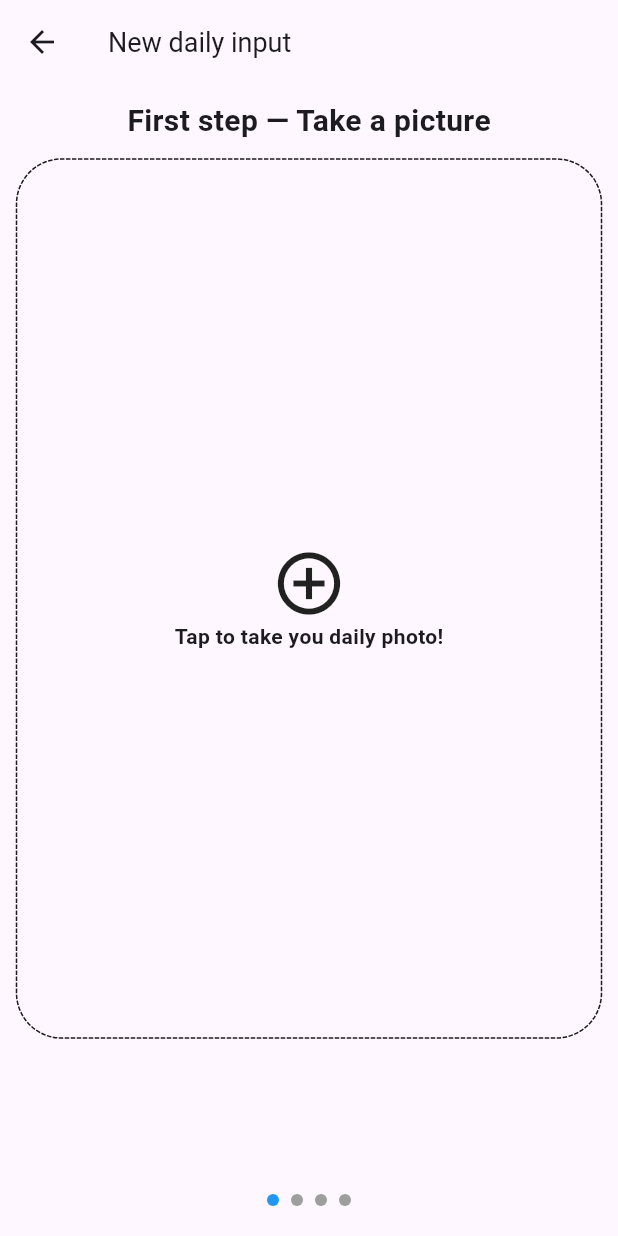
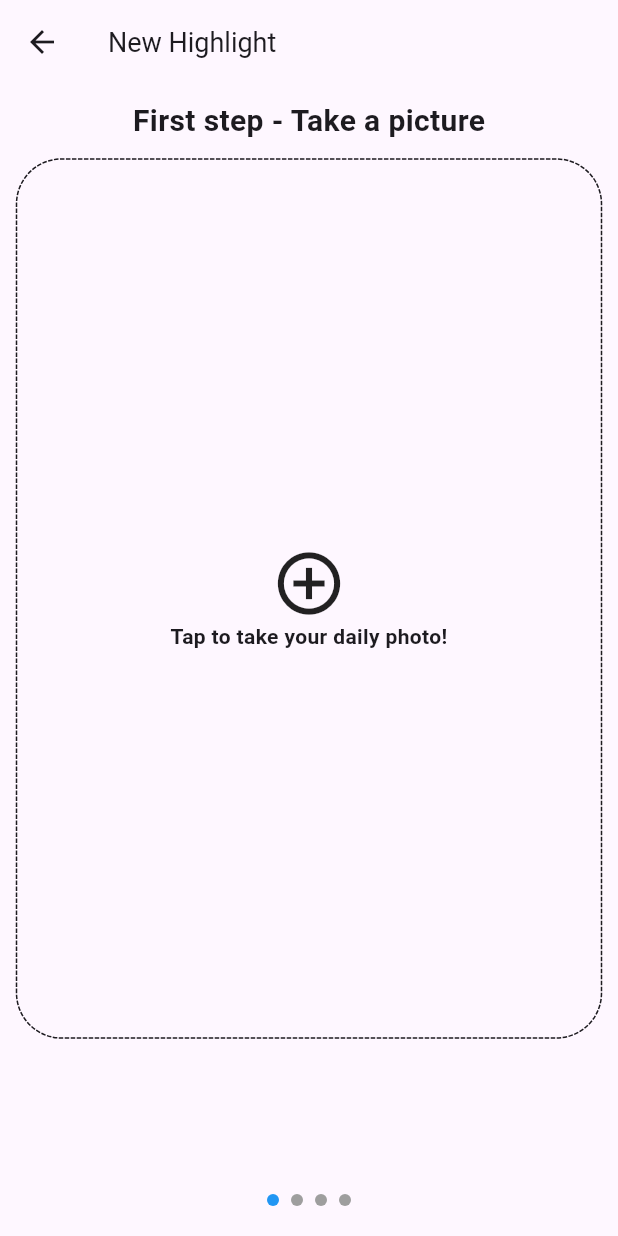
Before and after one commit to ju-rouaux/Highlight, a Flutter app: the FormRoot screen opened directly, on a phone screen of 412 x 824 dp. Run offline on Flutter 3.47's test engine with Material 3 defaults, Android fonts, the phone set to English and light mode, and no system bars; drawn by our look-alikes of dotted_border; our stand-ins replace image_picker, sqflite, table_calendar; accounts and stored records are empty; generated files the repository leaves out were written again.

Commit message:
Localization

```diff
--- /dev/null
+++ b/l10n.yaml
@@ -0,0 +1,3 @@
+arb-dir: lib/l10n
+template-arb-file: app_en.arb
+output-localization-file: app_localizations.dart
--- a/lib/empty_picture.dart
+++ b/lib/empty_picture.dart
@@ -1,5 +1,6 @@
 import 'package:dotted_border/dotted_border.dart';
 import 'package:flutter/material.dart';
+import 'package:flutter_gen/gen_l10n/app_localizations.dart';
 
 class EmptyPicture extends StatelessWidget {
   const EmptyPicture({super.key, required this.aspectRatio});
@@ -24,16 +25,17 @@ class EmptyPicture extends StatelessWidget {
           child: Container(
             decoration: const BoxDecoration(
                 color: Colors.transparent), // Required for tap detection
-            child: const Center(
+            child: Center(
               child: Column(
                 mainAxisAlignment: MainAxisAlignment.center,
 
                 // Text and Icon
                 children: [
-                  Icon(Icons.add_circle_outline_sharp, size: 50.0),
+                  const Icon(Icons.add_circle_outline_sharp, size: 50.0),
                   Text(
-                    "Tap to take you daily photo!",
-                    style: TextStyle(fontWeight: FontWeight.bold),
+                    AppLocalizations.of(context)!.takeDailyPhoto,
+                    style: const TextStyle(fontWeight: FontWeight.bold),
+                    textAlign: TextAlign.center,
                   )
                 ],
               ),
--- a/lib/entries.dart
+++ b/lib/entries.dart
@@ -1,5 +1,5 @@
 import 'dart:io';
-import 'package:dailymood/mood_enum.dart';
+import 'package:highlight/mood_enum.dart';
 import 'package:flutter/material.dart';
 import 'package:path/path.dart';
 import 'package:sqflite/sqflite.dart';
@@ -12,7 +12,7 @@ class Entry {
 
   static Future<Database> get database async {
     _database ??= await openDatabase(
-      join(await getDatabasesPath(), 'dailymood_test04.db'),
+      join(await getDatabasesPath(), 'highlight_test04.db'),
       onCreate: (db, version) {
         return db.execute(
           "CREATE TABLE entries(id TEXT PRIMARY KEY, date TEXT, image TEXT, title TEXT, description TEXT, mood TEXT)",
--- a/lib/form_mood.dart
+++ b/lib/form_mood.dart
@@ -1,7 +1,8 @@
-import 'package:dailymood/entries.dart';
-import 'package:dailymood/mood_enum.dart';
+import 'package:highlight/entries.dart';
+import 'package:highlight/mood_enum.dart';
 import 'package:flutter/material.dart';
 import 'package:provider/provider.dart';
+import 'package:flutter_gen/gen_l10n/app_localizations.dart';
 
 class FormMood extends StatefulWidget {
   const FormMood({super.key});
@@ -24,7 +25,7 @@ class _FormMoodState extends State<FormMood> {
       child: Column(
         children: [
           Text(
-            "Third step — How are you feeling?",
+            AppLocalizations.of(context)!.thirdStep,
             style: TextStyle(
                 color: Theme.of(context).colorScheme.onBackground,
                 fontSize: 20,
@@ -75,7 +76,7 @@ class _FormMoodState extends State<FormMood> {
             ),
             Text(mood.toEmoji, style: const TextStyle(fontSize: 40))
           ]),
-          Text(mood.toText)
+          Text(mood.toLocalizedString(context))
         ],
       ),
     );
--- a/lib/form_picture.dart
+++ b/lib/form_picture.dart
@@ -1,12 +1,13 @@
 import 'dart:io';
 
-import 'package:dailymood/empty_picture.dart';
-import 'package:dailymood/entries.dart';
-import 'package:dailymood/picture_frame.dart';
+import 'package:highlight/empty_picture.dart';
+import 'package:highlight/entries.dart';
+import 'package:highlight/picture_frame.dart';
 import 'package:flutter/material.dart';
 import 'package:image_picker/image_picker.dart';
 import 'package:path_provider/path_provider.dart';
 import 'package:provider/provider.dart';
+import 'package:flutter_gen/gen_l10n/app_localizations.dart';
 
 class FormPicture extends StatefulWidget {
   const FormPicture({super.key, required this.onImageAdded});
@@ -33,7 +34,7 @@ class _FormPictureState extends State<FormPicture> {
           const SizedBox(height: 10),
           ElevatedButton(
             onPressed: () => takePicture(context),
-            child: const Text("Take a new picture"),
+            child: Text(AppLocalizations.of(context)!.newPicture),
           ),
         ],
       );
@@ -55,7 +56,7 @@ class _FormPictureState extends State<FormPicture> {
         child: Column(
           children: [
             Text(
-              "First step — Take a picture",
+              AppLocalizations.of(context)!.firstStep,
               style: TextStyle(
                   color: Theme.of(context).colorScheme.onBackground,
                   fontSize: 20,
--- a/lib/form_root.dart
+++ b/lib/form_root.dart
@@ -1,10 +1,11 @@
-import 'package:dailymood/form_comment.dart';
-import 'package:dailymood/form_mood.dart';
-import 'package:dailymood/form_picture.dart';
-import 'package:dailymood/form_validation.dart';
-import 'package:dailymood/entries.dart';
+import 'package:highlight/form_comment.dart';
+import 'package:highlight/form_mood.dart';
+import 'package:highlight/form_picture.dart';
+import 'package:highlight/form_validation.dart';
+import 'package:highlight/entries.dart';
 import 'package:flutter/material.dart';
 import 'package:provider/provider.dart';
+import 'package:flutter_gen/gen_l10n/app_localizations.dart';
 
 class FormRoot extends StatefulWidget {
   const FormRoot({super.key, this.entry});
@@ -32,9 +33,9 @@ class _FormRootState extends State<FormRoot> {
   Widget build(BuildContext context) {
     return Scaffold(
       appBar: AppBar(
-        title: const Text(
-          "New daily input",
-          style: TextStyle(fontSize: 18),
+        title: Text(
+          AppLocalizations.of(context)!.newInput,
+          style: const TextStyle(fontSize: 18),
         ),
       ),
       body: Column(
--- a/lib/main.dart
+++ b/lib/main.dart
@@ -1,16 +1,30 @@
-import 'package:dailymood/calendar.dart';
-import 'package:dailymood/timeline.dart';
+import 'package:highlight/calendar.dart';
+import 'package:highlight/timeline.dart';
 import 'package:flutter/material.dart';
+import 'package:flutter_localizations/flutter_localizations.dart';
+import 'package:flutter_gen/gen_l10n/app_localizations.dart';
+import 'package:intl/date_symbol_data_local.dart';
 
 Future<void> main() async {
   WidgetsFlutterBinding.ensureInitialized();
+  await initializeDateFormatting();
 
   runApp(MaterialApp(
-    title: 'Daily Mood',
+    title: 'Highlight',
     theme: ThemeData.light(),
     darkTheme: ThemeData.dark(),
     themeMode: ThemeMode.system, // Use system theme
-    home: const MyHomePage(title: 'Daily Mood'),
+    localizationsDelegates: const [
+      AppLocalizations.delegate,
+      GlobalMaterialLocalizations.delegate,
+      GlobalWidgetsLocalizations.delegate,
+      GlobalCupertinoLocalizations.delegate,
+    ],
+    supportedLocales: const [
+      Locale('en'), // English
+      Locale('fr'), // French
+    ],
+    home: const MyHomePage(title: 'Highlight'),
   ));
 }
 
--- a/lib/picture_frame.dart
+++ b/lib/picture_frame.dart
@@ -1,5 +1,5 @@
-import 'package:dailymood/mood_enum.dart';
-import 'package:dailymood/entries.dart';
+import 'package:highlight/mood_enum.dart';
+import 'package:highlight/entries.dart';
 import 'package:flutter/material.dart';
 
 class PictureFrame extends StatelessWidget {
```
Also changed, not shown: lib/calendar.dart (+8 -4 lines), lib/form_comment.dart (+11 -10 lines), lib/form_validation.dart (+5 -4 lines), lib/l10n/app_en.arb (added, +38 -0 lines), lib/l10n/app_fr.arb (added, +30 -0 lines), lib/mood_enum.dart (+14 -11 lines), lib/picture_details.dart (+10 -10 lines), lib/timeline.dart (+5 -5 lines), pubspec.yaml (+8 -3 lines), pubspec.lock, 22 other files.
